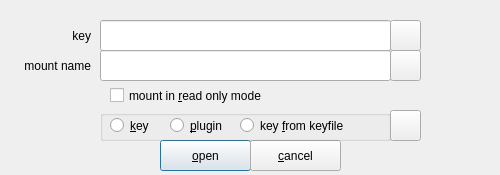
Before: the Qt Designer form zuluMount-gui/keydialog.ui in mhogomchungu/zuluCrypt, drawn with Qt 5.
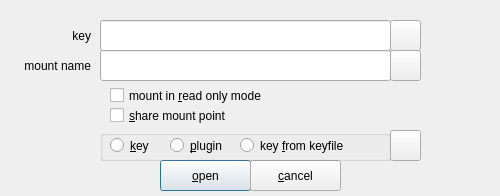
After: the same form once the commit is applied.

Commit message: add the ability to bind mounts to make them publicly accessible

```diff
--- a/zuluMount-gui/keydialog.ui
+++ b/zuluMount-gui/keydialog.ui
@@ -7,7 +7,7 @@
     <x>0</x>
     <y>0</y>
     <width>500</width>
-    <height>175</height>
+    <height>196</height>
    </rect>
   </property>
   <property name="windowTitle">
@@ -17,7 +17,7 @@
    <property name="geometry">
     <rect>
      <x>160</x>
-     <y>140</y>
+     <y>160</y>
      <width>91</width>
      <height>31</height>
     </rect>
@@ -33,7 +33,7 @@
    <property name="geometry">
     <rect>
      <x>250</x>
-     <y>140</y>
+     <y>160</y>
      <width>91</width>
      <height>31</height>
     </rect>
@@ -62,7 +62,7 @@
    <property name="geometry">
     <rect>
      <x>100</x>
-     <y>110</y>
+     <y>130</y>
      <width>291</width>
      <height>31</height>
     </rect>
@@ -124,7 +124,7 @@
    <property name="geometry">
     <rect>
      <x>390</x>
-     <y>110</y>
+     <y>130</y>
      <width>31</width>
      <height>31</height>
     </rect>
@@ -198,6 +198,19 @@
     <string>mount in &amp;read only mode</string>
    </property>
   </widget>
+  <widget class="QCheckBox" name="checkBoxShareMountPoint">
+   <property name="geometry">
+    <rect>
+     <x>110</x>
+     <y>100</y>
+     <width>281</width>
+     <height>31</height>
+    </rect>
+   </property>
+   <property name="text">
+    <string>&amp;share mount point</string>
+   </property>
+  </widget>
  </widget>
  <tabstops>
   <tabstop>lineEditKey</tabstop>
```
The commit also changes 27 other files.
